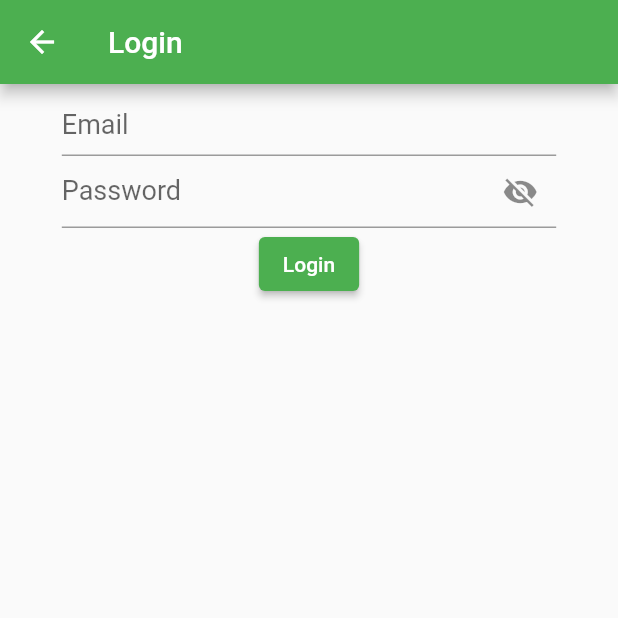
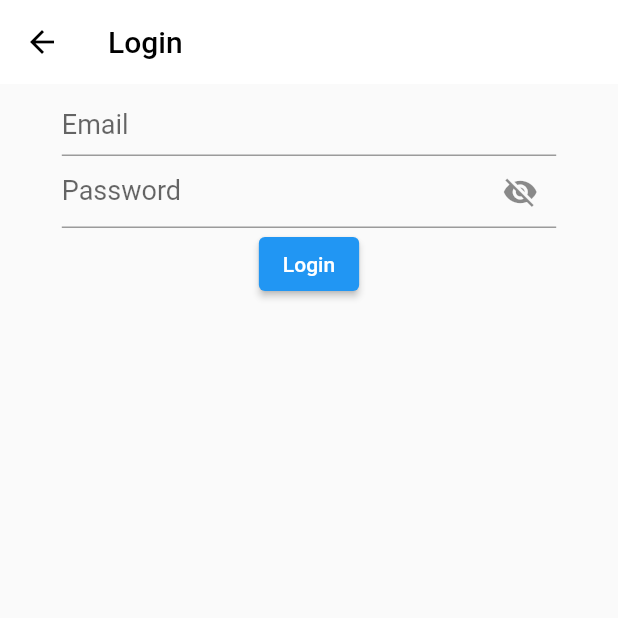
Before and after one commit to agung-w/Recipee, a Flutter app: the screen it shows after launch, item 5 of the bottom bar chosen, after a tap on "Masuk", on a phone screen of 412 x 824 dp, the top half of it. Run offline on Flutter 3.47's test engine with Material 2 defaults, Android fonts, the phone set to English and light mode, and no system bars; our stand-ins replace bloc, dio, easy_localization, email_validator, flutter_bloc, flutter_dotenv and 3 more.

Commit message:
Add localization, change app theme & tab items

```diff
--- /dev/null
+++ b/assets/translations/en-US.json
@@ -0,0 +1,3 @@
+{
+  "header_in_create_page": "Let's create your recipe now"
+}
--- /dev/null
+++ b/assets/translations/id.json
@@ -0,0 +1,6 @@
+{
+  "header_in_create_page": "Ayo buat recipe mu sekarang",
+  "create_recipe_button": "Buat recipe",
+  "save_button":"Simpan",
+  "publish_button":"Terbitkan"
+}
--- a/lib/main.dart
+++ b/lib/main.dart
@@ -1,3 +1,4 @@
+import 'package:easy_localization/easy_localization.dart';
 import 'package:flutter/material.dart';
 import 'package:flutter_bloc/flutter_bloc.dart';
 import 'package:flutter_dotenv/flutter_dotenv.dart';
@@ -6,8 +7,15 @@ import 'package:ta_recipe_app/presentations/navigations/main_page.dart';
 import 'package:ta_recipe_app/presentations/theme/app_theme.dart';
 
 void main() async {
+  WidgetsFlutterBinding.ensureInitialized();
+  await EasyLocalization.ensureInitialized();
   await dotenv.load(fileName: ".env");
-  runApp(const RecipeApp());
+  runApp(EasyLocalization(
+    path: 'assets/translations',
+    startLocale: const Locale('id'),
+    supportedLocales: const [Locale('id'), Locale('en', 'US')],
+    child: const RecipeApp(),
+  ));
 }
 
 class RecipeApp extends StatelessWidget {
@@ -26,8 +34,12 @@ class RecipeApp extends StatelessWidget {
         //         WalletBloc()..add(const WalletEvent.getBalance())),
       ],
       child: MaterialApp(
+        debugShowCheckedModeBanner: false,
         theme: lightTheme,
         darkTheme: darkTheme,
+        localizationsDelegates: context.localizationDelegates,
+        supportedLocales: context.supportedLocales,
+        locale: context.locale,
         home: const SafeArea(child: MainPage()),
       ),
     );
--- a/lib/presentations/navigations/main_page.dart
+++ b/lib/presentations/navigations/main_page.dart
@@ -15,8 +15,6 @@ class _MainPageState extends State<MainPage> {
     TabItem.home: GlobalKey<NavigatorState>(),
     TabItem.explore: GlobalKey<NavigatorState>(),
     TabItem.create: GlobalKey<NavigatorState>(),
-    TabItem.shoppingList: GlobalKey<NavigatorState>(),
-    TabItem.profile: GlobalKey<NavigatorState>(),
   };
   void _onItemTapped(TabItem tabItem) {
     setState(() {
@@ -35,7 +33,7 @@ class _MainPageState extends State<MainPage> {
           _buildOffstageNavigator(TabItem.home),
           _buildOffstageNavigator(TabItem.explore),
           _buildOffstageNavigator(TabItem.create),
-          _buildOffstageNavigator(TabItem.shoppingList),
+          _buildOffstageNavigator(TabItem.order),
           _buildOffstageNavigator(TabItem.profile),
         ])),
         bottomNavigationBar: _BottomNavigation(
@@ -77,7 +75,7 @@ class _BottomNavigation extends StatelessWidget {
         _buildItem(TabItem.home),
         _buildItem(TabItem.explore),
         _buildItem(TabItem.create),
-        _buildItem(TabItem.shoppingList),
+        _buildItem(TabItem.order),
         _buildItem(TabItem.profile),
       ],
     );
--- a/lib/presentations/pages/create_page.dart
+++ b/lib/presentations/pages/create_page.dart
@@ -1,11 +1,22 @@
-import 'package:flutter/src/widgets/container.dart';
-import 'package:flutter/src/widgets/framework.dart';
+import 'package:easy_localization/easy_localization.dart';
+import 'package:flutter/material.dart';
+import 'package:ta_recipe_app/presentations/pages/create_recipe_page.dart';
 
 class CreatePage extends StatelessWidget {
   const CreatePage({super.key});
 
   @override
   Widget build(BuildContext context) {
-    return Container();
+    return Scaffold(
+      body: Column(children: [
+        Center(child: const Text("header_in_create_page").tr()),
+        ElevatedButton(
+            onPressed: () {
+              Navigator.of(context, rootNavigator: true).push(
+                  MaterialPageRoute(builder: (_) => const CreateRecipePage()));
+            },
+            child: const Text("create_recipe_button").tr())
+      ]),
+    );
   }
 }
--- a/lib/presentations/theme/app_theme.dart
+++ b/lib/presentations/theme/app_theme.dart
@@ -2,7 +2,6 @@ import 'package:flutter/material.dart';
 
 ThemeData lightTheme = ThemeData(
     brightness: Brightness.light,
-    primaryColor: Colors.amber,
     // appBarTheme: const AppBarTheme(
     //   backgroundColor: Colors.white,
     //   foregroundColor: Colors.black,
@@ -11,14 +10,20 @@ ThemeData lightTheme = ThemeData(
     //   titleTextStyle: TextStyle(
     //       fontSize: 20, color: Colors.black, fontWeight: FontWeight.w400),
     // ),
-    colorScheme: ColorScheme.fromSwatch(
-      primarySwatch: Colors.green,
+    appBarTheme: const AppBarTheme(
+      backgroundColor: Color(0xFFFFFFFF),
+      foregroundColor: Color(0xFF000000),
+      elevation: 0,
     ),
     textTheme: const TextTheme(
         bodyMedium: TextStyle(fontSize: 14),
         displayMedium: TextStyle(fontSize: 22, fontWeight: FontWeight.w700)),
     bottomNavigationBarTheme: const BottomNavigationBarThemeData(
-        selectedItemColor: Colors.amber, unselectedItemColor: Colors.black));
+        selectedItemColor: Color(0xFFff4500),
+        unselectedItemColor: Colors.black));
 
-ThemeData darkTheme =
-    ThemeData(brightness: Brightness.dark, primaryColor: Colors.amber);
+ThemeData darkTheme = ThemeData(
+  brightness: Brightness.dark,
+  primaryColor: Colors.amber,
+  appBarTheme: const AppBarTheme(backgroundColor: Color(0xFFFFFFFF)),
+);
--- a/pubspec.yaml
+++ b/pubspec.yaml
@@ -31,6 +31,7 @@ dependencies:
   bloc: ^8.1.1
   cupertino_icons: ^1.0.2
   dio: ^5.0.1
+  easy_localization: ^3.0.1
   email_validator: ^2.1.17
   flutter:
     sdk: flutter
@@ -60,6 +61,7 @@ flutter:
   # To add assets to your application, add an assets section, like this:
   assets:
     - .env
+    - assets/translations/
   # An image asset can refer to one or more resolution-specific "variants", see
   # https://flutter.dev/assets-and-images/#resolution-aware
   # For details regarding adding assets from package dependencies, see
```
Also changed, not shown: lib/presentations/navigations/tab_item.dart (+7 -6 lines), lib/presentations/pages/create_recipe_page.dart (added, +36 -0 lines), pubspec.lock.
